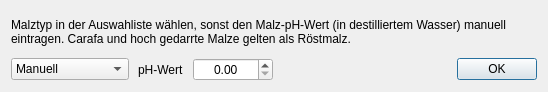
This is kleiner-brauhelfer/dialogs/dlgphmalz.ui in kleiner-brauhelfer/kleiner-brauhelfer-2 as Qt 5 draws it before an edit. The edited form follows.
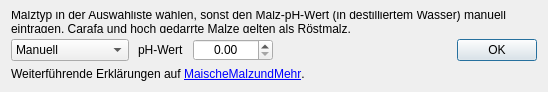
This is the edited form. Custom widgets are drawn as their Qt base class.

```diff
--- a/kleiner-brauhelfer/dialogs/dlgphmalz.ui
+++ b/kleiner-brauhelfer/dialogs/dlgphmalz.ui
@@ -106,6 +106,16 @@
      </item>
     </layout>
    </item>
+   <item>
+    <widget class="QLabel" name="label_3">
+     <property name="text">
+      <string>&lt;html&gt;&lt;head/&gt;&lt;body&gt;&lt;p&gt;Weiterführende Erklärungen auf &lt;a href=&quot;https://www.maischemalzundmehr.de/index.php?inhaltmitte=exp_maischph&quot;&gt;&lt;span style=&quot; text-decoration: underline; color:#0000ff;&quot;&gt;MaischeMalzundMehr&lt;/span&gt;&lt;/a&gt;.&lt;/p&gt;&lt;/body&gt;&lt;/html&gt;</string>
+     </property>
+     <property name="openExternalLinks">
+      <bool>true</bool>
+     </property>
+    </widget>
+   </item>
   </layout>
  </widget>
  <customwidgets>
@@ -114,6 +124,11 @@
    <extends>QDoubleSpinBox</extends>
    <header>widgets/doublespinbox.h</header>
   </customwidget>
+  <customwidget>
+   <class>ComboBox</class>
+   <extends>QComboBox</extends>
+   <header>widgets/combobox.h</header>
+  </customwidget>
  </customwidgets>
  <resources/>
  <connections>
```
Left out of the diff: 2 changed lines with no effect on the pictures.
